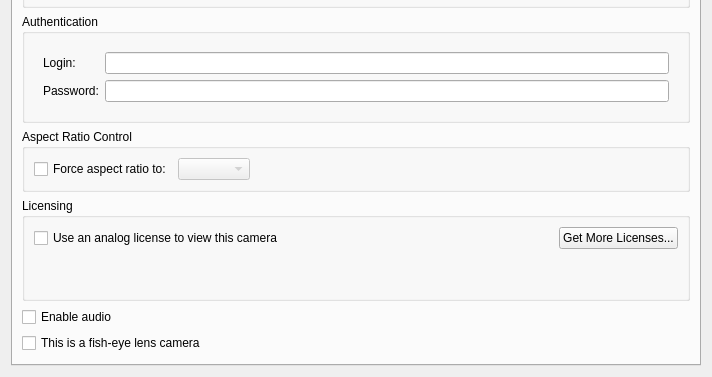
The window that client/src/ui/widgets/properties/single_camera_settings_widget.ui (networkoptix/nx_open) describes before a commit, drawn with Qt 5; both pictures show x 0 to 712 and y 288 to 665 of the 712 by 665 pixel window.
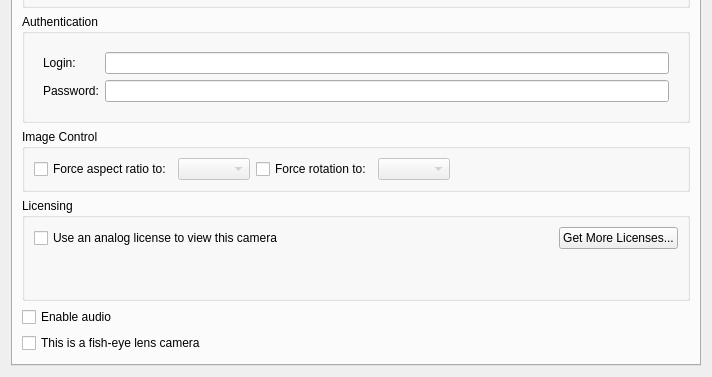
The same window after the commit. Custom widgets are drawn as their Qt base class.

What changed in the file:
```diff
--- a/client/src/ui/widgets/properties/single_camera_settings_widget.ui
+++ b/client/src/ui/widgets/properties/single_camera_settings_widget.ui
@@ -241,7 +241,7 @@
        <item>
         <widget class="QGroupBox" name="arGroupBox">
          <property name="title">
-          <string>Aspect Ratio Control</string>
+          <string>Image Control</string>
          </property>
          <layout class="QHBoxLayout" name="horizontalLayout_4">
           <item>
@@ -261,6 +261,20 @@
             </property>
            </widget>
           </item>
+          <item>
+           <widget class="QCheckBox" name="rotCheckBox">
+            <property name="text">
+             <string>Force rotation to:</string>
+            </property>
+           </widget>
+          </item>
+          <item>
+           <widget class="QComboBox" name="rotComboBox">
+            <property name="enabled">
+             <bool>false</bool>
+            </property>
+           </widget>
+          </item>
           <item>
            <spacer name="horizontalSpacer_5">
             <property name="orientation">
```
Left out of the diff: 66 changed lines with no effect on the pictures.
